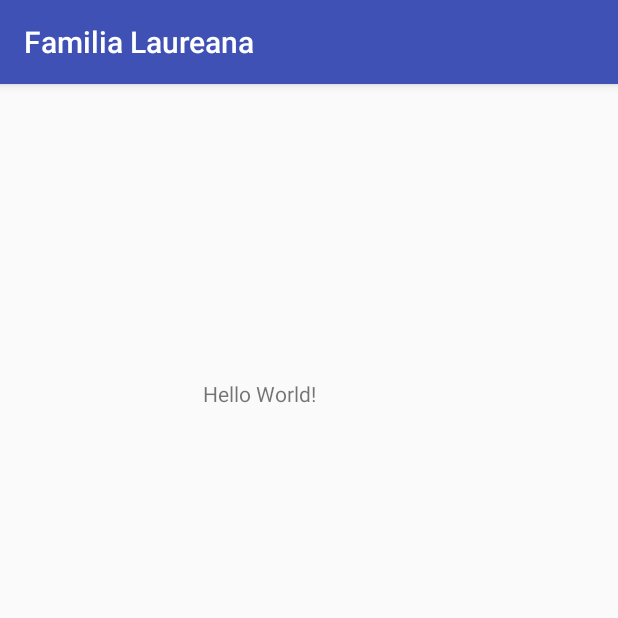
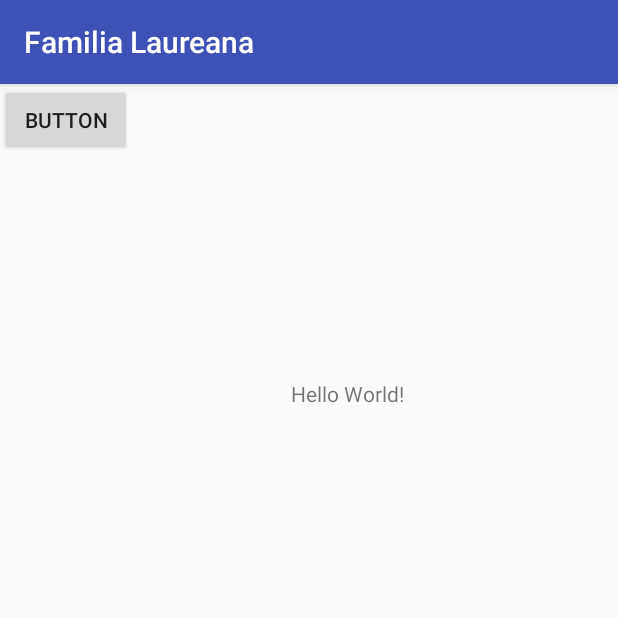
Before and after one commit to KARINAGARRAFA/App-Family, an Android app: the screen it shows after launch (MainActivity), on a phone screen of 412 x 824 dp, the top half of it. Run offline under Robolectric (Android 15) with nearby library versions, the phone set to English and light mode, and no system bars.

Commit message:
Mi primer commit

```diff
--- a/app/src/main/res/layout/activity_main.xml
+++ b/app/src/main/res/layout/activity_main.xml
@@ -14,7 +14,16 @@
         app:layout_constraintLeft_toLeftOf="parent"
         app:layout_constraintRight_toRightOf="parent"
         app:layout_constraintTop_toTopOf="parent"
-        app:layout_constraintHorizontal_bias="0.402"
+        app:layout_constraintHorizontal_bias="0.577"
         app:layout_constraintVertical_bias="0.263" />
 
+    <Button
+        android:id="@+id/button"
+        android:layout_width="wrap_content"
+        android:layout_height="wrap_content"
+        android:text="Button"
+        tools:layout_editor_absoluteY="209dp"
+        tools:layout_editor_absoluteX="148dp"
+        tools:ignore="HardcodedText,MissingConstraints" />
+
 </android.support.constraint.ConstraintLayout>
```
